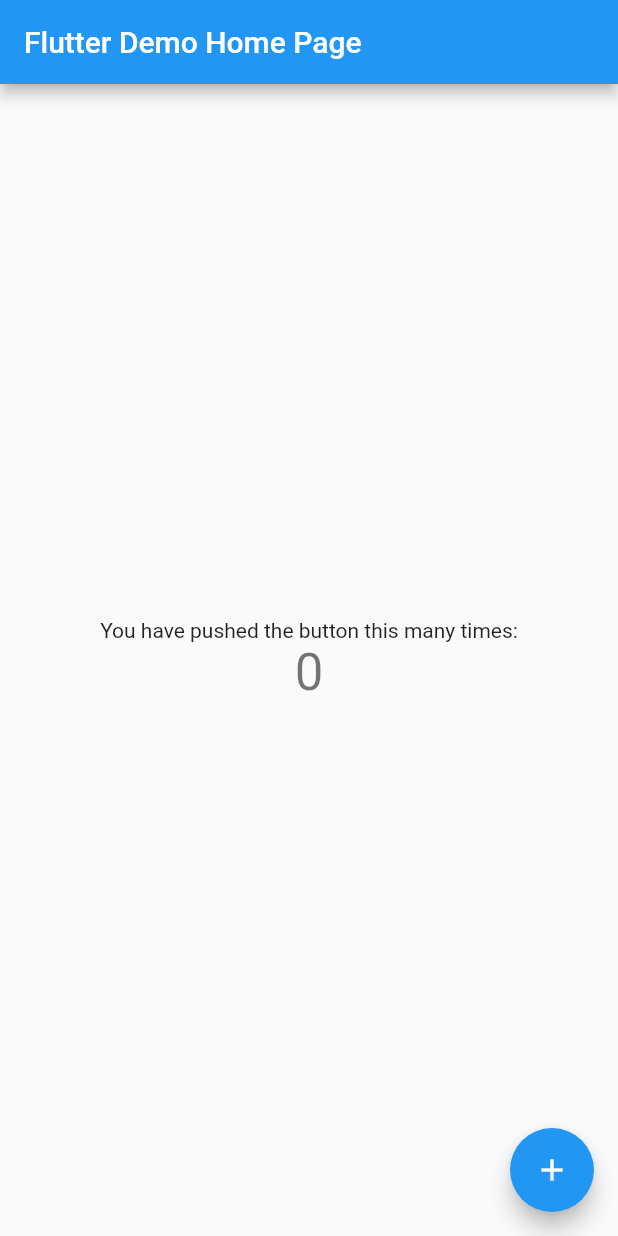
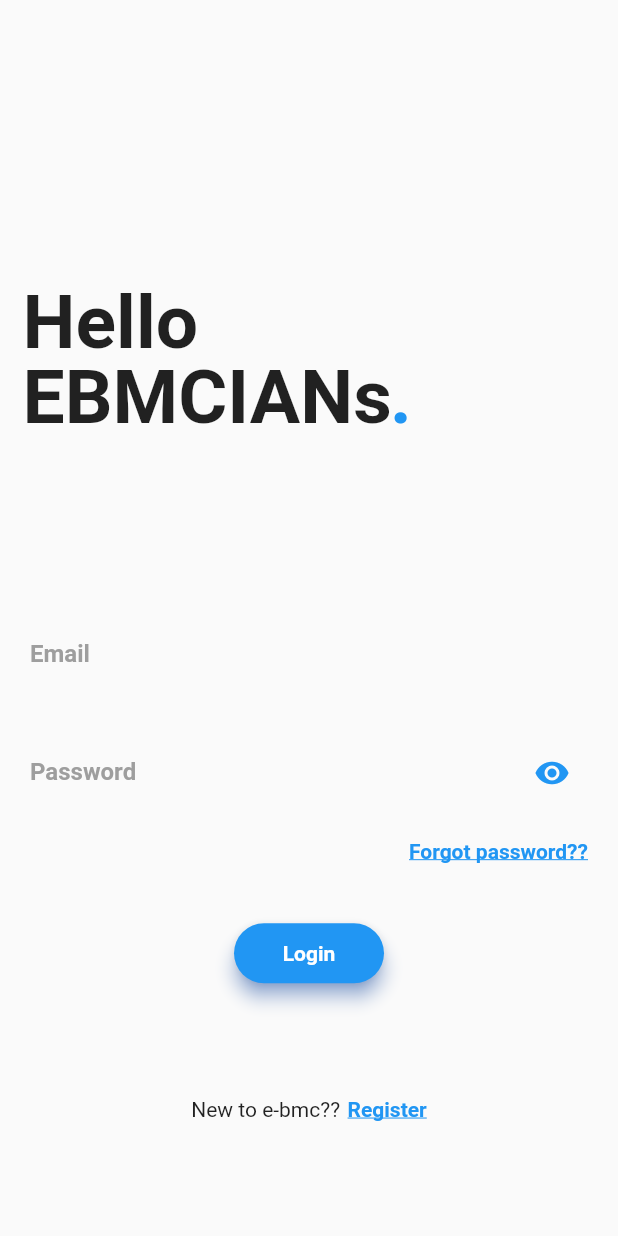
Before and after one commit to Bibhukiju/E-bmc, a Flutter app: the screen it shows after launch, on a phone screen of 412 x 824 dp. Run offline on Flutter 3.47's test engine with Material 2 defaults, Android fonts, the phone set to English and light mode, and no system bars.

```diff
--- a/ebmc/lib/main.dart
+++ b/ebmc/lib/main.dart
@@ -1,117 +1,20 @@
+import 'package:ebmc/screens/hompage.dart';
 import 'package:flutter/material.dart';
+import 'screens/signup.dart';
 
-void main() {
-  runApp(MyApp());
-}
+void main() => runApp(MyApp());
 
 class MyApp extends StatelessWidget {
-  // This widget is the root of your application.
   @override
   Widget build(BuildContext context) {
     return MaterialApp(
-      title: 'Flutter Demo',
-      theme: ThemeData(
-        // This is the theme of your application.
-        //
-        // Try running your application with "flutter run". You'll see the
-        // application has a blue toolbar. Then, without quitting the app, try
-        // changing the primarySwatch below to Colors.green and then invoke
-        // "hot reload" (press "r" in the console where you ran "flutter run",
-        // or simply save your changes to "hot reload" in a Flutter IDE).
-        // Notice that the counter didn't reset back to zero; the application
-        // is not restarted.
-        primarySwatch: Colors.blue,
-        // This makes the visual density adapt to the platform that you run
-        // the app on. For desktop platforms, the controls will be smaller and
-        // closer together (more dense) than on mobile platforms.
-        visualDensity: VisualDensity.adaptivePlatformDensity,
-      ),
-      home: MyHomePage(title: 'Flutter Demo Home Page'),
+      initialRoute: 'homepage',
+      routes: {
+        'homepage': (context) => HomePage(),
+        'signup': (context) => SignUpPage(),
+      },
+      debugShowCheckedModeBanner: false,
+      home: HomePage(),
     );
   }
 }
-
-class MyHomePage extends StatefulWidget {
-  MyHomePage({Key key, this.title}) : super(key: key);
-
-  // This widget is the home page of your application. It is stateful, meaning
-  // that it has a State object (defined below) that contains fields that affect
-  // how it looks.
-
-  // This class is the configuration for the state. It holds the values (in this
-  // case the title) provided by the parent (in this case the App widget) and
-  // used by the build method of the State. Fields in a Widget subclass are
-  // always marked "final".
-
-  final String title;
-
-  @override
-  _MyHomePageState createState() => _MyHomePageState();
-}
-
-class _MyHomePageState extends State<MyHomePage> {
-  int _counter = 0;
-
-  void _incrementCounter() {
-    setState(() {
-      // This call to setState tells the Flutter framework that something has
-      // changed in this State, which causes it to rerun the build method below
-      // so that the display can reflect the updated values. If we changed
-      // _counter without calling setState(), then the build method would not be
-      // called again, and so nothing would appear to happen.
-      _counter++;
-    });
-  }
-
-  @override
-  Widget build(BuildContext context) {
-    // This method is rerun every time setState is called, for instance as done
-    // by the _incrementCounter method above.
-    //
-    // The Flutter framework has been optimized to make rerunning build methods
-    // fast, so that you can just rebuild anything that needs updating rather
-    // than having to individually change instances of widgets.
-    return Scaffold(
-      appBar: AppBar(
-        // Here we take the value from the MyHomePage object that was created by
-        // the App.build method, and use it to set our appbar title.
-        title: Text(widget.title),
-      ),
-      body: Center(
-        // Center is a layout widget. It takes a single child and positions it
-        // in the middle of the parent.
-        child: Column(
-          // Column is also a layout widget. It takes a list of children and
-          // arranges them vertically. By default, it sizes itself to fit its
-          // children horizontally, and tries to be as tall as its parent.
-          //
-          // Invoke "debug painting" (press "p" in the console, choose the
-          // "Toggle Debug Paint" action from the Flutter Inspector in Android
-          // Studio, or the "Toggle Debug Paint" command in Visual Studio Code)
-          // to see the wireframe for each widget.
-          //
-          // Column has various properties to control how it sizes itself and
-          // how it positions its children. Here we use mainAxisAlignment to
-          // center the children vertically; the main axis here is the vertical
-          // axis because Columns are vertical (the cross axis would be
-          // horizontal).
-          mainAxisAlignment: MainAxisAlignment.center,
-          children: <Widget>[
-            Text(
-              'You have pushed the button this many times:',
-            ),
-            Text(
-              '$_counter',
-              style: Theme.of(context).textTheme.headline4,
-            ),
-          ],
-        ),
-      ),
-      floatingActionButton: FloatingActionButton(
-        onPressed: _incrementCounter,
-        tooltip: 'Increment',
-        child: Icon(Icons.add),
-      ), // This trailing comma makes auto-formatting nicer for build methods.
-    );
-  }
-}
--- /dev/null
+++ b/ebmc/lib/screens/hompage.dart
@@ -0,0 +1,168 @@
+import 'package:flutter/material.dart';
+
+class HomePage extends StatefulWidget {
+  @override
+  _HomePageState createState() => _HomePageState();
+}
+
+class _HomePageState extends State<HomePage> {
+  bool hidden = true;
+  final passkey = TextEditingController();
+  final email = TextEditingController();
+
+  @override
+  Widget build(BuildContext context) {
+    bool isEmail = true;
+    bool ispass = true;
+    return Scaffold(
+      body: Column(
+        mainAxisAlignment: MainAxisAlignment.spaceEvenly,
+        crossAxisAlignment: CrossAxisAlignment.start,
+        children: <Widget>[
+          Container(
+            child: Stack(
+              children: <Widget>[
+                Container(
+                  padding: EdgeInsets.fromLTRB(15, 110, 0, 0),
+                  child: Text(
+                    "Hello",
+                    style: TextStyle(
+                      fontWeight: FontWeight.bold,
+                      fontSize: 50,
+                    ),
+                  ),
+                ),
+                Container(
+                  padding: EdgeInsets.fromLTRB(15, 160, 0, 0),
+                  child: Text(
+                    "EBMCIANs",
+                    style: TextStyle(
+                      fontWeight: FontWeight.bold,
+                      fontSize: 50,
+                    ),
+                  ),
+                ),
+                Container(
+                  padding: EdgeInsets.fromLTRB(260, 160, 0, 0),
+                  child: Text(
+                    ".",
+                    style: TextStyle(
+                        fontWeight: FontWeight.bold,
+                        fontSize: 50,
+                        color: Colors.blue),
+                  ),
+                )
+              ],
+            ),
+          ),
+          Container(
+              padding: EdgeInsets.only(top: 35.0, left: 20.0, right: 20),
+              child: Column(
+                children: <Widget>[
+                  TextField(
+                    controller: email,
+                    decoration: InputDecoration(
+                        border: InputBorder.none,
+                        labelText: "Email",
+                        labelStyle: TextStyle(
+                          fontWeight: FontWeight.bold,
+                          color: Colors.grey,
+                        )),
+                  ),
+                  SizedBox(
+                    height: 20,
+                  ),
+                  TextField(
+                    controller: passkey,
+                    obscureText: this.hidden,
+                    decoration: InputDecoration(
+                        suffixIcon: IconButton(
+                          icon: Icon(
+                            Icons.remove_red_eye,
+                            color: hidden ? Colors.blue : Colors.grey,
+                          ),
+                          onPressed: () {
+                            setState(() {
+                              hidden ? hidden = false : hidden = true;
+                            });
+                          },
+                        ),
+                        border: InputBorder.none,
+                        labelText: "Password",
+                        errorText: !ispass ? "not valid" : null,
+                        labelStyle: TextStyle(
+                          fontWeight: FontWeight.bold,
+                          color: Colors.grey,
+                        )),
+                  ),
+                  Container(
+                    alignment: Alignment(1.0, 0),
+                    padding: EdgeInsets.only(top: 15, left: 20),
+                    child: InkWell(
+                      child: Text(
+                        "Forgot password??",
+                        style: TextStyle(
+                            color: Colors.blue,
+                            fontWeight: FontWeight.bold,
+                            decoration: TextDecoration.underline),
+                      ),
+                    ),
+                  ),
+                  SizedBox(
+                    height: 40,
+                  ),
+                  Container(
+                    height: 40.0,
+                    width: 100,
+                    child: Material(
+                      borderRadius: BorderRadius.circular(20),
+                      shadowColor: Colors.blueAccent,
+                      color: Colors.blue,
+                      elevation: 5.0,
+                      child: GestureDetector(
+                        onTap: () {
+                          setState(() {
+                            passkey.text.length < 8
+                                ? ispass = true
+                                : ispass = false;
+                          });
+                        },
+                        child: Center(
+                          child: Text(
+                            'Login',
+                            style: TextStyle(
+                                color: Colors.white,
+                                fontWeight: FontWeight.w700),
+                          ),
+                        ),
+                      ),
+                    ),
+                  )
+                ],
+              )),
+          Row(
+            mainAxisAlignment: MainAxisAlignment.center,
+            children: <Widget>[
+              Text('New to e-bmc??'),
+              SizedBox(
+                width: 5,
+              ),
+              InkWell(
+                onTap: () {
+                  Navigator.of(context).pushNamed('signup');
+                },
+                child: Text(
+                  'Register',
+                  style: TextStyle(
+                      color: Colors.blue,
+                      fontWeight: FontWeight.w600,
+                      decoration: TextDecoration.underline),
+                ),
+              )
+            ],
+          ),
+        ],
+      ),
+    );
+  }
+}
--- a/ebmc/pubspec.yaml
+++ b/ebmc/pubspec.yaml
@@ -28,7 +28,7 @@ dependencies:
   # The following adds the Cupertino Icons font to your application.
   # Use with the CupertinoIcons class for iOS style icons.
   cupertino_icons: ^0.1.3
-
+  material_design_icons_flutter: ^4.0.5345
 dev_dependencies:
   flutter_test:
     sdk: flutter
```
Also changed, not shown: ebmc/lib/screens/signup.dart (added, +98 -0 lines), ebmc/lib/screens/feedpage.dart (added), ebmc/pubspec.lock.
